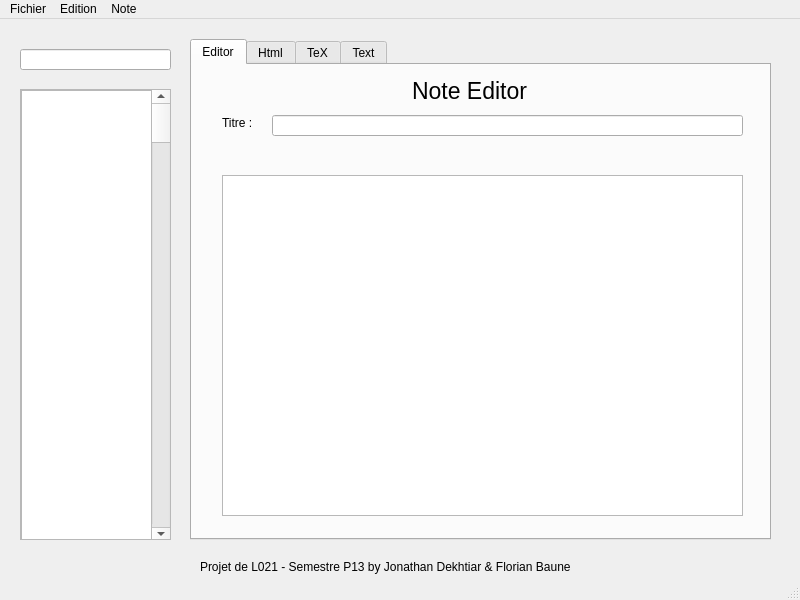
Above: view/mainwindow.ui from DEKHTIARJonathan/LO21-Project before the change. Below: the same form after it.
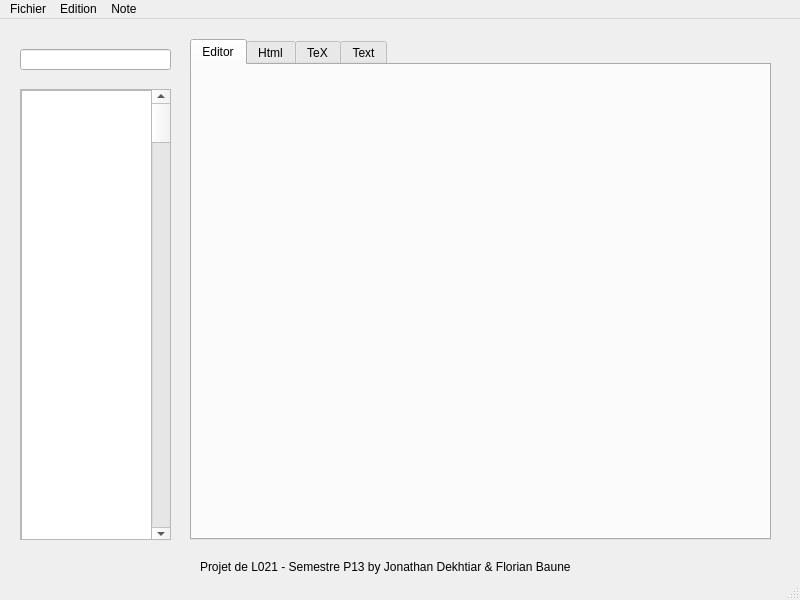
That is the form after the change.

What changed in the file:
```diff
--- a/view/mainwindow.ui
+++ b/view/mainwindow.ui
@@ -30,57 +30,6 @@
      <attribute name="title">
       <string>Editor</string>
      </attribute>
-     <widget class="QPlainTextEdit" name="plainTextEdit">
-      <property name="geometry">
-       <rect>
-        <x>30</x>
-        <y>110</y>
-        <width>521</width>
-        <height>341</height>
-       </rect>
-      </property>
-     </widget>
-     <widget class="QLineEdit" name="lineEdit_2">
-      <property name="geometry">
-       <rect>
-        <x>80</x>
-        <y>50</y>
-        <width>471</width>
-        <height>21</height>
-       </rect>
-      </property>
-     </widget>
-     <widget class="QLabel" name="label_2">
-      <property name="geometry">
-       <rect>
-        <x>30</x>
-        <y>50</y>
-        <width>41</width>
-        <height>16</height>
-       </rect>
-      </property>
-      <property name="text">
-       <string>Titre :</string>
-      </property>
-     </widget>
-     <widget class="QLabel" name="label_3">
-      <property name="geometry">
-       <rect>
-        <x>220</x>
-        <y>10</y>
-        <width>121</width>
-        <height>31</height>
-       </rect>
-      </property>
-      <property name="font">
-       <font>
-        <pointsize>17</pointsize>
-       </font>
-      </property>
-      <property name="text">
-       <string>Note Editor</string>
-      </property>
-     </widget>
     </widget>
     <widget class="QWidget" name="Html">
      <attribute name="title">
```
Left out of the diff: 12 changed lines with no effect on the pictures.
